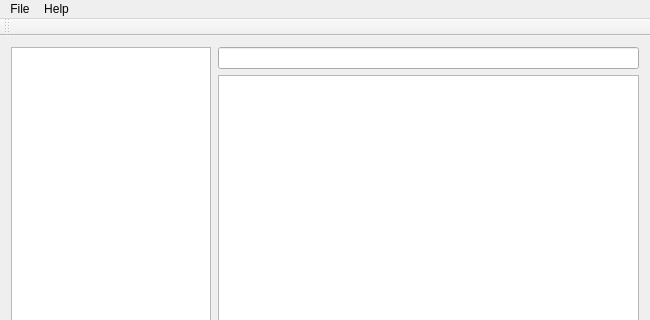
Before: the Qt Designer form notepad.ui in pybae/QNote, drawn with Qt 5; both pictures show x 0 to 650 and y 0 to 320 of the 650 by 500 pixel window.
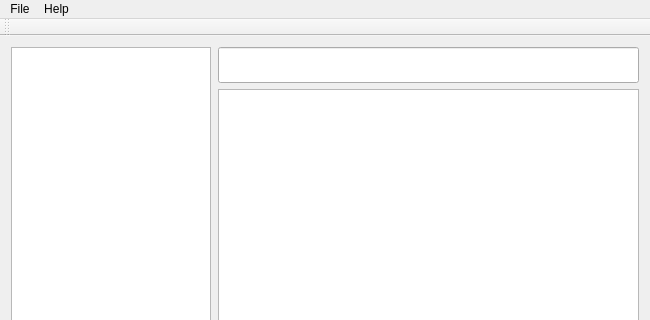
After: the same form once the commit is applied.

Commit message: Changed fonts to helvetica-13

What changed in the file:
```diff
--- a/notepad.ui
+++ b/notepad.ui
@@ -82,7 +82,16 @@
          <number>-1</number>
         </property>
         <item>
-         <widget class="QLineEdit" name="lineEdit"/>
+         <widget class="QLineEdit" name="titleEdit">
+          <property name="font">
+           <font>
+            <family>Helvetica</family>
+            <pointsize>18</pointsize>
+            <weight>75</weight>
+            <bold>true</bold>
+           </font>
+          </property>
+         </widget>
         </item>
         <item>
          <widget class="QTextEdit" name="mainTextEdit">
@@ -92,6 +101,11 @@
             <verstretch>0</verstretch>
            </sizepolicy>
           </property>
+          <property name="font">
+           <font>
+            <family>Helvetica</family>
+           </font>
+          </property>
          </widget>
         </item>
         <item>
```
Left out of the diff: 5 changed lines with no effect on the pictures.
